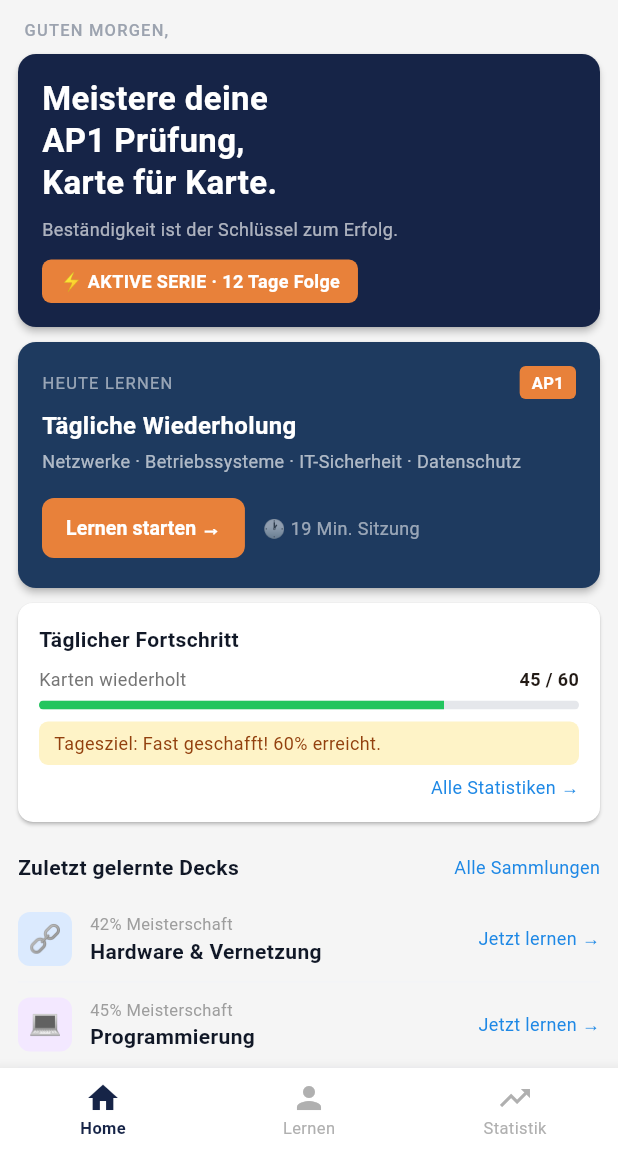
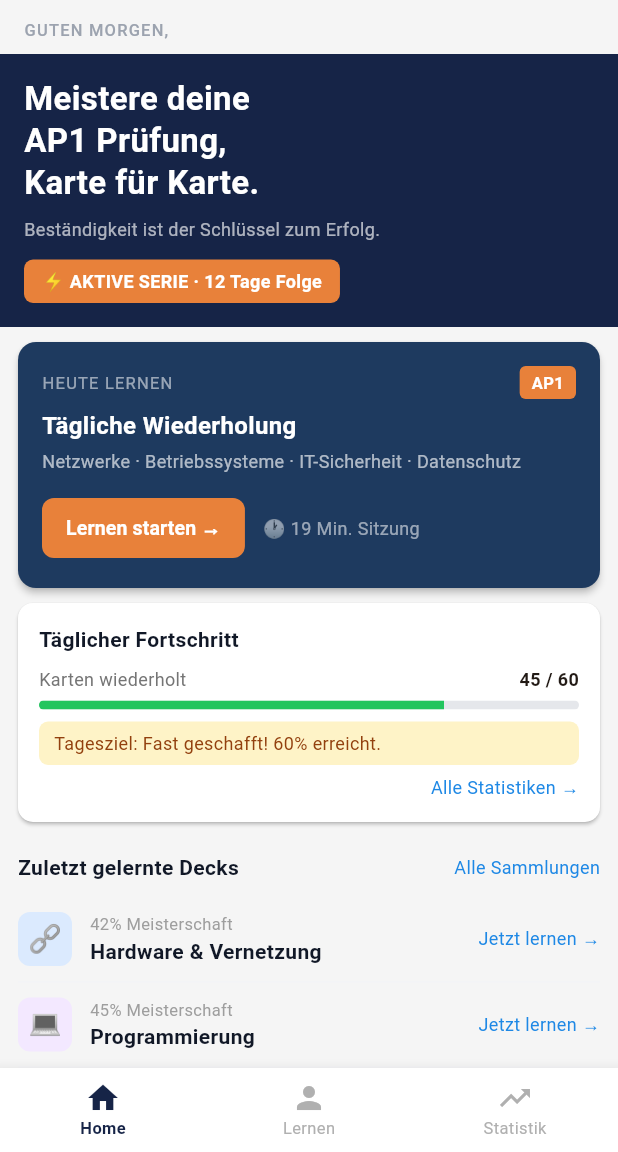
Before and after one commit to anki-project-team/anki-system, a Flutter app: the screen it shows once a user with an empty profile is signed in, on a phone screen of 412 x 824 dp, the part 84-1236 px from its top. Run offline on Flutter 3.47's test engine with Material 3 defaults, Android fonts, the phone set to English and light mode, and no system bars; our stand-ins replace cloud_firestore, firebase_auth, firebase_core, firebase_messaging, flutter_local_notifications, timezone; accounts and stored records are empty.

Commit message:
fix: Full-width hero card
Co-Authored-By: Claude Opus 4.6 (1M context) <noreply@anthropic.com>

```diff
--- a/lib/screens/home_screen.dart
+++ b/lib/screens/home_screen.dart
@@ -66,13 +66,12 @@ class _HomeDashboardScreenState extends State<HomeDashboardScreen> {
         ],
       ),
       body: SingleChildScrollView(
-        padding: const EdgeInsets.all(12),
         child: Column(
           crossAxisAlignment: CrossAxisAlignment.stretch,
           children: [
             // Begrüßung
             Padding(
-              padding: const EdgeInsets.only(left: 4, bottom: 8),
+              padding: const EdgeInsets.only(left: 16, top: 12, bottom: 8),
               child: Text(
                 'GUTEN MORGEN, ${_firstName.toUpperCase()}',
                 style: TextStyle(
@@ -85,13 +84,10 @@ class _HomeDashboardScreenState extends State<HomeDashboardScreen> {
             ),
 
             // Hero Card
-            Card(
+            Container(
+              width: double.infinity,
               margin: EdgeInsets.zero,
-              shape: RoundedRectangleBorder(
-                borderRadius: BorderRadius.circular(12),
-              ),
               color: const Color(0xFF162447),
-              elevation: 2,
               child: Padding(
                 padding: const EdgeInsets.all(16),
                 child: Column(
@@ -138,6 +134,12 @@ class _HomeDashboardScreenState extends State<HomeDashboardScreen> {
               ),
             ),
             const SizedBox(height: 10),
+
+            Padding(
+              padding: const EdgeInsets.symmetric(horizontal: 12),
+              child: Column(
+                crossAxisAlignment: CrossAxisAlignment.stretch,
+                children: [
 
             // Modul Card
             Card(
@@ -403,6 +405,9 @@ class _HomeDashboardScreenState extends State<HomeDashboardScreen> {
                 ],
               ),
             ),
+            ],
+              ),
+            ), // end Padding
           ],
         ),
       ),
```
